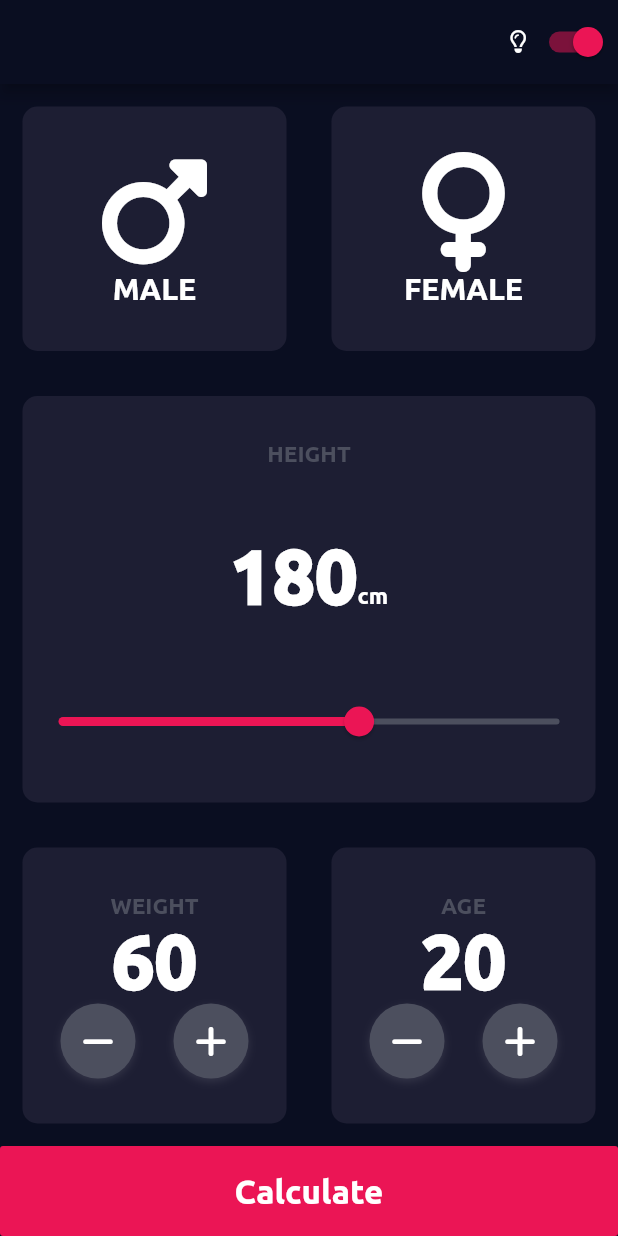
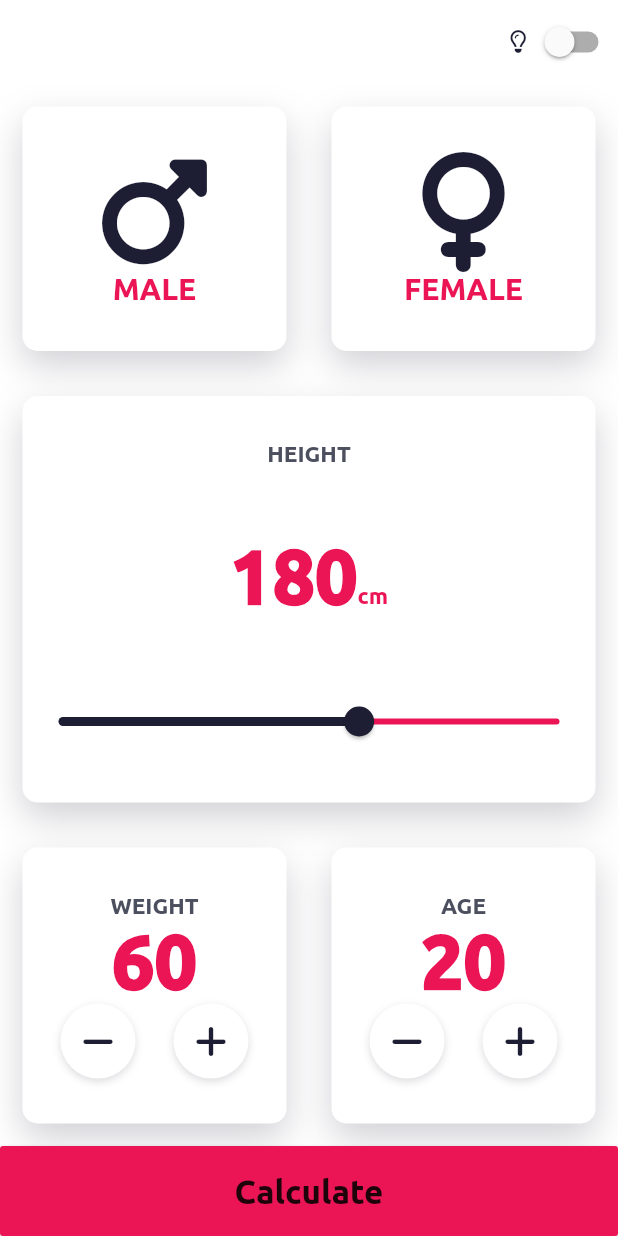
Before and after one commit to noorfatima15/BMI-Calculator, a Flutter app: the HomeScreen screen opened directly, on a phone screen of 412 x 824 dp. Run offline on Flutter 3.47's test engine with Material 2 defaults, Android fonts, the phone set to English and light mode, and no system bars; our stand-ins replace flutter_bloc, font_awesome_flutter.

Commit message:
-Theme Bloc has been implemented. -Light mode and dark mode has been created and implemented on ui as well.

```diff
--- a/lib/constants/typography.dart
+++ b/lib/constants/typography.dart
@@ -3,8 +3,8 @@ import 'package:flutter/material.dart';
 
 const TextStyle headerStyle = TextStyle(fontSize: 20.0, fontWeight: FontWeight.w700, fontFamily: 'Ubuntu');
 const TextStyle labelStyle = TextStyle(fontSize: 18.0, fontFamily: 'Ubuntu');
-const TextStyle numberStyle = TextStyle(fontSize: 50.0, fontWeight: FontWeight.w900, fontFamily: 'Ubuntu', color: ColorPalette.primaryHeader);
-const TextStyle primaryButtonStyle = TextStyle(fontSize: 22.0, fontFamily: 'Ubuntu', fontWeight: FontWeight.bold, color: ColorPalette.primaryHeader);
-const TextStyle cardMainLabelStyle = TextStyle(fontSize: 20.0, fontFamily: 'Ubuntu', color: ColorPalette.primaryHeader, fontWeight: FontWeight.w700);
+const TextStyle numberStyle = TextStyle(fontSize: 50.0, fontWeight: FontWeight.w900, fontFamily: 'Ubuntu');
+const TextStyle primaryButtonStyle = TextStyle(fontSize: 22.0, fontFamily: 'Ubuntu', fontWeight: FontWeight.bold);
+const TextStyle cardMainLabelStyle = TextStyle(fontSize: 20.0, fontFamily: 'Ubuntu', fontWeight: FontWeight.w700);
 const TextStyle cardSubLabelStyle =
     TextStyle(fontSize: 15.0, fontFamily: 'Ubuntu', color: ColorPalette.secondaryButtonColor, fontWeight: FontWeight.w700);
--- a/lib/core/widgets/custom_card.dart
+++ b/lib/core/widgets/custom_card.dart
@@ -1,21 +1,36 @@
 import 'package:bmi_calculator/constants/colors.dart';
+import 'package:bmi_calculator/presentation/theme/bloc/theme_bloc.dart';
 import 'package:flutter/material.dart';
+import 'package:flutter_bloc/flutter_bloc.dart';
 
 class CustomCard extends StatelessWidget {
   final Widget child;
+
   const CustomCard({Key? key, required this.child}) : super(key: key);
 
   @override
   Widget build(BuildContext context) {
-    return Expanded(
-        child: Container(
+    return Expanded(child: BlocBuilder<ThemeBloc, ThemeState>(
+      builder: (context, state) {
+        return Container(
           padding: const EdgeInsets.symmetric(vertical: 30),
           margin: const EdgeInsets.all(15.0),
           decoration: BoxDecoration(
-        color: ColorPalette.activeCardColor,
+            color: state.isDarkMode ? ColorPalette.activeCardColor : ColorPalette.primaryHeader,
             borderRadius: BorderRadius.circular(10.0),
+            boxShadow: !state.isDarkMode
+                ? [
+                    BoxShadow(
+                      color: ColorPalette.activeCardColor.withOpacity(0.2),
+                      offset: const Offset(0, 10),
+                      blurRadius: 20.0,
+                    ),
+                  ]
+                : null,
           ),
           child: child,
+        );
+      },
     ));
   }
 }
--- a/lib/core/widgets/secondary_button.dart
+++ b/lib/core/widgets/secondary_button.dart
@@ -1,22 +1,27 @@
 import 'package:bmi_calculator/constants/colors.dart';
+import 'package:bmi_calculator/presentation/theme/bloc/theme_bloc.dart';
 import 'package:flutter/material.dart';
+import 'package:flutter_bloc/flutter_bloc.dart';
 
 class SecondaryButton extends StatelessWidget {
   final IconData icon;
   final VoidCallback onPressed;
+
   const SecondaryButton({Key? key, required this.icon, required this.onPressed}) : super(key: key);
 
   @override
   Widget build(BuildContext context) {
+    return BlocBuilder<ThemeBloc, ThemeState>(
+      builder: (context, state) {
         return Container(
           height: 50,
           width: 50,
           decoration: BoxDecoration(
             shape: BoxShape.circle,
-        color: ColorPalette.secondaryButtonColor,
+            color: state.isDarkMode ? ColorPalette.secondaryButtonColor : ColorPalette.primaryHeader,
             boxShadow: [
               BoxShadow(
-            color: ColorPalette.primaryHeader.withOpacity(0.1),
+                color: state.isDarkMode ? ColorPalette.primaryHeader.withOpacity(0.1) : ColorPalette.secondaryButtonColor.withOpacity(0.2),
                 offset: const Offset(0, 2),
                 blurRadius: 4,
               ),
@@ -27,5 +32,7 @@ class SecondaryButton extends StatelessWidget {
             icon: Icon(icon),
           ),
         );
+      },
+    );
   }
 }
--- a/lib/presentation/screens/home_screen.dart
+++ b/lib/presentation/screens/home_screen.dart
@@ -3,7 +3,9 @@ import 'package:bmi_calculator/constants/typography.dart';
 import 'package:bmi_calculator/core/widgets/custom_card.dart';
 import 'package:bmi_calculator/core/widgets/primary_button.dart';
 import 'package:bmi_calculator/core/widgets/secondary_button.dart';
+import 'package:bmi_calculator/presentation/theme/bloc/theme_bloc.dart';
 import 'package:flutter/material.dart';
+import 'package:flutter_bloc/flutter_bloc.dart';
 import 'package:font_awesome_flutter/font_awesome_flutter.dart';
 
 class HomeScreen extends StatelessWidget {
@@ -11,6 +13,8 @@ class HomeScreen extends StatelessWidget {
 
   @override
   Widget build(BuildContext context) {
+    return BlocBuilder<ThemeBloc, ThemeState>(
+      builder: (context, themeState) {
         return Scaffold(
           appBar: AppBar(
             actions: [
@@ -19,8 +23,10 @@ class HomeScreen extends StatelessWidget {
                 size: 15,
               ),
               Switch(
-            value: true,
-            onChanged: (value) {},
+                value: themeState.isDarkMode,
+                onChanged: (value) {
+                  context.read<ThemeBloc>().add(OnChangeTheme(isDarkMode: value));
+                },
               ),
             ],
           ),
@@ -31,19 +37,22 @@ class HomeScreen extends StatelessWidget {
                   CustomCard(
                     child: Column(
                       mainAxisAlignment: MainAxisAlignment.spaceBetween,
-                  children: const [
-                    Icon(
-                      FontAwesomeIcons.mars,
-                      size: 80.0,
-                    ),
-                    Text('MALE', style: cardMainLabelStyle),
+                      children: [
+                        const Icon(FontAwesomeIcons.mars, size: 80.0),
+                        Text('MALE',
+                            style:
+                                cardMainLabelStyle.copyWith(color: themeState.isDarkMode ? ColorPalette.primaryHeader : ColorPalette.secondaryColor))
                       ],
                     ),
                   ),
                   CustomCard(
                       child: Column(
                     mainAxisAlignment: MainAxisAlignment.spaceBetween,
-                children: const [Icon(FontAwesomeIcons.venus, size: 80), Text('FEMALE', style: cardMainLabelStyle)],
+                    children: [
+                      const Icon(FontAwesomeIcons.venus, size: 80),
+                      Text('FEMALE',
+                          style: cardMainLabelStyle.copyWith(color: themeState.isDarkMode ? ColorPalette.primaryHeader : ColorPalette.secondaryColor))
+                    ],
                   )),
                 ],
               ),
@@ -57,10 +66,11 @@ class HomeScreen extends StatelessWidget {
                       textBaseline: TextBaseline.alphabetic,
                       crossAxisAlignment: CrossAxisAlignment.baseline,
                       children: [
-                    const Text('180', style: numberStyle),
+                        Text('180',
+                            style: numberStyle.copyWith(color: themeState.isDarkMode ? ColorPalette.primaryHeader : ColorPalette.secondaryColor)),
                         Text(
                           'cm',
-                      style: cardSubLabelStyle.copyWith(color: ColorPalette.primaryHeader),
+                          style: cardSubLabelStyle.copyWith(color: themeState.isDarkMode ? ColorPalette.primaryHeader : ColorPalette.secondaryColor),
                         )
                       ],
                     ),
@@ -68,8 +78,8 @@ class HomeScreen extends StatelessWidget {
                       value: 180,
                       min: 120,
                       max: 220,
-                  activeColor: ColorPalette.secondaryColor,
-                  inactiveColor: ColorPalette.secondaryButtonColor,
+                      activeColor: themeState.isDarkMode ? ColorPalette.secondaryColor : ColorPalette.activeCardColor,
+                      inactiveColor: themeState.isDarkMode ? ColorPalette.secondaryButtonColor : ColorPalette.secondaryColor,
                       onChanged: (value) {},
                     )
                   ],
@@ -82,7 +92,8 @@ class HomeScreen extends StatelessWidget {
                     mainAxisAlignment: MainAxisAlignment.spaceBetween,
                     children: [
                       const Text('WEIGHT', style: cardSubLabelStyle),
-                  const Text('60', style: numberStyle),
+                      Text('60',
+                          style: numberStyle.copyWith(color: themeState.isDarkMode ? ColorPalette.primaryHeader : ColorPalette.secondaryColor)),
                       Row(
                         mainAxisAlignment: MainAxisAlignment.spaceEvenly,
                         children: [
@@ -103,7 +114,8 @@ class HomeScreen extends StatelessWidget {
                     mainAxisAlignment: MainAxisAlignment.spaceBetween,
                     children: [
                       const Text('AGE', style: cardSubLabelStyle),
-                  const Text('20', style: numberStyle),
+                      Text('20',
+                          style: numberStyle.copyWith(color: themeState.isDarkMode ? ColorPalette.primaryHeader : ColorPalette.secondaryColor)),
                       Row(
                         mainAxisAlignment: MainAxisAlignment.spaceEvenly,
                         children: [
@@ -125,5 +137,7 @@ class HomeScreen extends StatelessWidget {
             ],
           ),
         );
+      },
+    );
   }
 }
--- a/lib/presentation/theme/app_theme.dart
+++ b/lib/presentation/theme/app_theme.dart
@@ -8,6 +8,24 @@ class AppTheme {
       primary: ColorPalette.primaryColor,
       secondary: ColorPalette.secondaryColor,
     ),
+    scaffoldBackgroundColor: ColorPalette.primaryHeader,
+    iconTheme: const IconThemeData(
+      color: ColorPalette.activeCardColor,
+    ),
+    appBarTheme: const AppBarTheme(
+      backgroundColor: ColorPalette.primaryHeader,
+      elevation: 0,
+      iconTheme: IconThemeData(
+        color: ColorPalette.activeCardColor,
+      ),
+    ),
+    //add textColor
+  );
+  static final ThemeData darkTheme = ThemeData(
+    colorScheme: const ColorScheme.dark(
+      primary: ColorPalette.primaryColor,
+      secondary: ColorPalette.secondaryColor,
+    ),
     scaffoldBackgroundColor: ColorPalette.primaryColor,
     iconTheme: const IconThemeData(color: ColorPalette.primaryHeader),
   );
--- a/lib/presentation/theme/bloc/theme_bloc.dart
+++ b/lib/presentation/theme/bloc/theme_bloc.dart
@@ -7,8 +7,14 @@ part 'theme_state.dart';
 
 class ThemeBloc extends Bloc<ThemeEvent, ThemeState> {
   ThemeBloc() : super(ThemeState.initial()) {
-    on<ThemeEvent>((event, emit) {
-      // TODO: implement event handler
-    });
+    on<OnChangeTheme>((event, emit) => onChangeTheme(event, emit));
+  }
+
+  onChangeTheme(OnChangeTheme event, Emitter<ThemeState> emit) {
+    emit(state.copyWith(
+      isDarkMode: event.isDarkMode,
+      themeData: event.isDarkMode ? AppTheme.darkTheme : AppTheme.lightTheme,
+      themeMode: event.isDarkMode ? ThemeMode.dark : ThemeMode.light,
+    ));
   }
 }
--- a/lib/presentation/theme/bloc/theme_event.dart
+++ b/lib/presentation/theme/bloc/theme_event.dart
@@ -1,3 +1,8 @@
 part of 'theme_bloc.dart';
 
 abstract class ThemeEvent {}
+
+class OnChangeTheme extends ThemeEvent {
+  final bool isDarkMode;
+  OnChangeTheme({required this.isDarkMode});
+}
--- a/lib/presentation/theme/bloc/theme_state.dart
+++ b/lib/presentation/theme/bloc/theme_state.dart
@@ -3,21 +3,24 @@ part of 'theme_bloc.dart';
 class ThemeState {
   final ThemeData themeData;
   final ThemeMode themeMode;
-
-  ThemeState({required this.themeData, required this.themeMode});
+  final bool isDarkMode;
+  ThemeState({required this.themeData, required this.themeMode, required this.isDarkMode});
 
   factory ThemeState.initial() => ThemeState(
         themeData: AppTheme.lightTheme,
         themeMode: ThemeMode.light,
+        isDarkMode: false,
       );
 
   ThemeState copyWith({
     ThemeData? themeData,
     ThemeMode? themeMode,
+    bool? isDarkMode,
   }) {
     return ThemeState(
       themeData: themeData ?? this.themeData,
       themeMode: themeMode ?? this.themeMode,
+      isDarkMode: isDarkMode ?? this.isDarkMode,
     );
   }
 }
```
Lines whose indentation alone changed are shown as unchanged.
